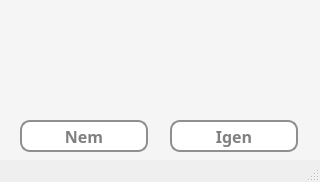
This is src/main/resources/ui/default/areYouSure.ui in pkristof1999/Szakdolgozat as Qt 5 draws it before an edit. The edited form follows.
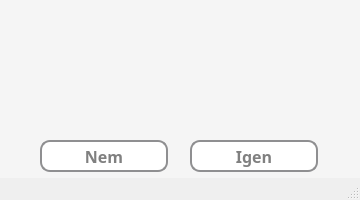
This is the edited form.

Commit message: Eredmények törlése gomb funkciójának implementálása

The edit to the form file:
```diff
--- a/src/main/resources/ui/default/areYouSure.ui
+++ b/src/main/resources/ui/default/areYouSure.ui
@@ -6,8 +6,8 @@
    <rect>
     <x>0</x>
     <y>0</y>
-    <width>320</width>
-    <height>182</height>
+    <width>360</width>
+    <height>200</height>
    </rect>
   </property>
   <property name="windowTitle">
@@ -22,8 +22,8 @@
      <rect>
       <x>0</x>
       <y>0</y>
-      <width>321</width>
-      <height>161</height>
+      <width>361</width>
+      <height>181</height>
      </rect>
     </property>
     <property name="styleSheet">
@@ -36,8 +36,8 @@
     <widget class="QPushButton" name="yesButton">
      <property name="geometry">
       <rect>
-       <x>170</x>
-       <y>120</y>
+       <x>190</x>
+       <y>140</y>
        <width>128</width>
        <height>32</height>
       </rect>
@@ -69,8 +69,8 @@
     <widget class="QPushButton" name="noButton">
      <property name="geometry">
       <rect>
-       <x>20</x>
-       <y>120</y>
+       <x>40</x>
+       <y>140</y>
        <width>128</width>
        <height>32</height>
       </rect>
@@ -105,10 +105,10 @@
      </property>
      <property name="geometry">
       <rect>
-       <x>29</x>
+       <x>20</x>
        <y>20</y>
-       <width>261</width>
-       <height>80</height>
+       <width>321</width>
+       <height>101</height>
       </rect>
      </property>
      <property name="font">
```
The commit also changes 1 other file.
